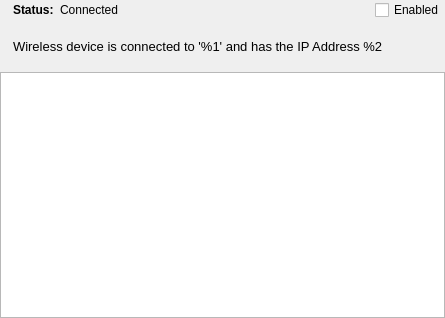
First picture: the form in manager/wirelesspage.ui, repository OSSystems/qconnman-ui, before the edit.
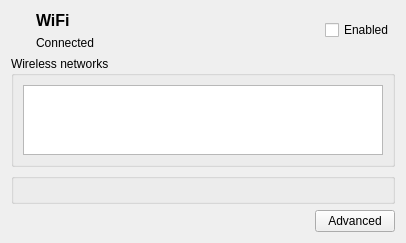
Second picture: the form after the edit. Icons and pictures are not drawn. Custom widgets are drawn as their Qt base class.

```diff
--- a/manager/wirelesspage.ui
+++ b/manager/wirelesspage.ui
@@ -6,19 +6,16 @@
    <rect>
     <x>0</x>
     <y>0</y>
-    <width>445</width>
-    <height>318</height>
+    <width>406</width>
+    <height>243</height>
    </rect>
   </property>
   <property name="windowTitle">
    <string notr="true">Form</string>
   </property>
-  <layout class="QVBoxLayout" name="verticalLayout_3">
-   <property name="margin">
-    <number>0</number>
-   </property>
+  <layout class="QVBoxLayout" name="verticalLayout">
    <item>
-    <layout class="QHBoxLayout" name="horizontalLayout_4">
+    <layout class="QHBoxLayout" name="horizontalLayout_5">
      <item>
       <widget class="QLabel" name="label_4">
        <property name="text">
@@ -33,25 +30,38 @@
       </widget>
      </item>
      <item>
+      <layout class="QVBoxLayout" name="verticalLayout_3">
+       <item>
+        <layout class="QHBoxLayout" name="horizontalLayout_6">
+         <item>
+          <spacer name="horizontalSpacer_2">
+           <property name="orientation">
+            <enum>Qt::Horizontal</enum>
+           </property>
+           <property name="sizeType">
+            <enum>QSizePolicy::Fixed</enum>
+           </property>
+           <property name="sizeHint" stdset="0">
+            <size>
+             <width>12</width>
+             <height>20</height>
+            </size>
+           </property>
+          </spacer>
+         </item>
+         <item>
       <layout class="QVBoxLayout" name="verticalLayout_2">
        <item>
-        <layout class="QHBoxLayout" name="horizontalLayout_2">
-         <item>
           <widget class="QLabel" name="label">
-           <property name="sizePolicy">
-            <sizepolicy hsizetype="Maximum" vsizetype="Preferred">
-             <horstretch>0</horstretch>
-             <verstretch>0</verstretch>
-            </sizepolicy>
-           </property>
            <property name="font">
             <font>
+               <pointsize>12</pointsize>
              <weight>75</weight>
              <bold>true</bold>
             </font>
            </property>
            <property name="text">
-            <string>Status:</string>
+              <string>WiFi</string>
            </property>
           </widget>
          </item>
@@ -62,8 +72,10 @@
            </property>
           </widget>
          </item>
+          </layout>
+         </item>
          <item>
-          <spacer name="horizontalSpacer_3">
+          <spacer name="horizontalSpacer_4">
            <property name="orientation">
             <enum>Qt::Horizontal</enum>
            </property>
@@ -76,7 +88,7 @@
           </spacer>
          </item>
          <item>
-          <widget class="QCheckBox" name="enableCheck">
+          <widget class="QCheckBox" name="enabled">
            <property name="text">
             <string>Enabled</string>
            </property>
@@ -84,31 +96,43 @@
          </item>
         </layout>
        </item>
+      </layout>
+     </item>
+    </layout>
+   </item>
        <item>
-        <layout class="QHBoxLayout" name="horizontalLayout_3">
+    <widget class="QGroupBox" name="groupBox">
+     <property name="title">
+      <string>Wireless networks</string>
+     </property>
+     <layout class="QHBoxLayout" name="horizontalLayout_2">
          <item>
-          <widget class="QLabel" name="info">
-           <property name="font">
-            <font>
-             <pointsize>10</pointsize>
-            </font>
-           </property>
-           <property name="text">
-            <string>Wireless device is connected to '%1' and has the IP Address %2</string>
-           </property>
-           <property name="wordWrap">
-            <bool>true</bool>
-           </property>
+       <widget class="QListView" name="listView"/>
+      </item>
+     </layout>
+    </widget>
+   </item>
+   <item>
+    <widget class="Ipv4Widget" name="ipv4Widget">
+     <property name="sizePolicy">
+      <sizepolicy hsizetype="Preferred" vsizetype="Minimum">
+       <horstretch>0</horstretch>
+       <verstretch>0</verstretch>
+      </sizepolicy>
+     </property>
+     <property name="minimumSize">
+      <size>
+       <width>0</width>
+       <height>0</height>
+      </size>
+     </property>
           </widget>
          </item>
          <item>
-          <spacer name="verticalSpacer_2">
+    <spacer name="verticalSpacer">
            <property name="orientation">
             <enum>Qt::Vertical</enum>
            </property>
-           <property name="sizeType">
-            <enum>QSizePolicy::Fixed</enum>
-           </property>
            <property name="sizeHint" stdset="0">
             <size>
              <width>20</width>
@@ -117,31 +141,40 @@
            </property>
           </spacer>
          </item>
-        </layout>
-       </item>
-      </layout>
-     </item>
-    </layout>
-   </item>
    <item>
-    <layout class="QVBoxLayout" name="verticalLayout">
+    <layout class="QHBoxLayout" name="horizontalLayout_3">
      <item>
-      <widget class="QListView" name="serviceListView">
-       <property name="sizePolicy">
-        <sizepolicy hsizetype="Expanding" vsizetype="MinimumExpanding">
-         <horstretch>0</horstretch>
-         <verstretch>0</verstretch>
-        </sizepolicy>
+      <spacer name="horizontalSpacer">
+       <property name="orientation">
+        <enum>Qt::Horizontal</enum>
        </property>
-       <property name="alternatingRowColors">
-        <bool>true</bool>
+       <property name="sizeHint" stdset="0">
+        <size>
+         <width>40</width>
+         <height>20</height>
+        </size>
        </property>
+      </spacer>
+     </item>
+     <item>
+      <widget class="QPushButton" name="advancedButton">
+       <property name="text">
+        <string>Advanced</string>
+       </property>
       </widget>
      </item>
     </layout>
    </item>
   </layout>
  </widget>
+ <customwidgets>
+  <customwidget>
+   <class>Ipv4Widget</class>
+   <extends>QGroupBox</extends>
+   <header>ipv4widget.h</header>
+   <container>1</container>
+  </customwidget>
+ </customwidgets>
  <resources>
   <include location="qconnman-ui.qrc"/>
  </resources>
```
Left out of the diff: 4 changed lines with no effect on the pictures. Lines whose indentation alone changed are shown as unchanged.
